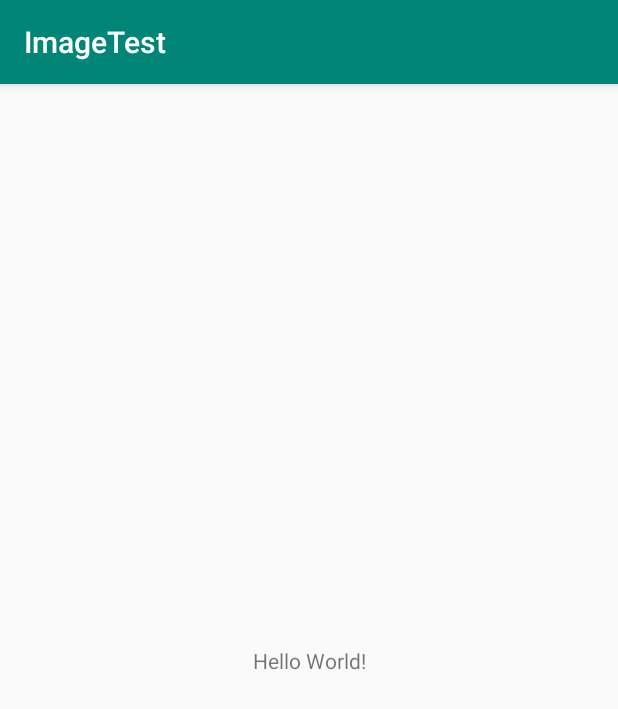
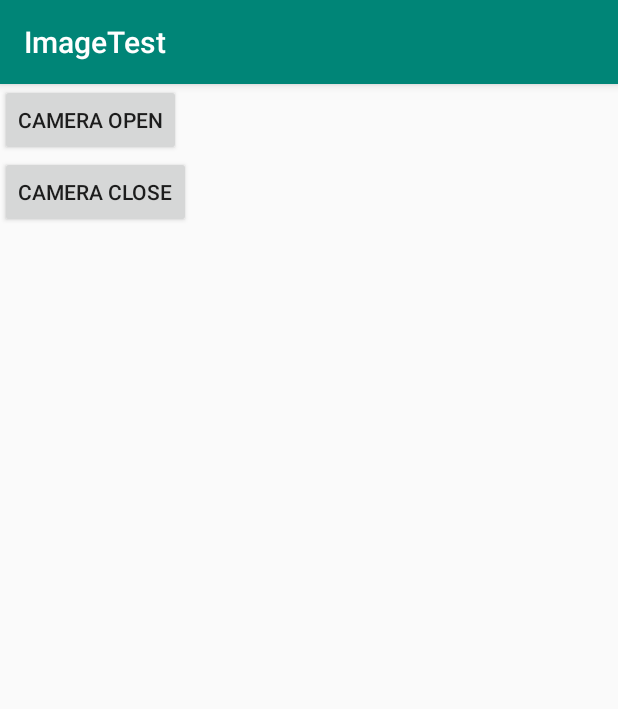
Before and after one commit to soulcure/CameraDemo, an Android app: the screen it shows after launch (MainActivity), on a phone screen of 412 x 824 dp. Shown: the top 709 px of the screen. Run offline under Robolectric (Android 15) with nearby library versions, the phone set to English and light mode, and no system bars.

Commit message:
dev update

```diff
--- a/app/build.gradle
+++ b/app/build.gradle
@@ -3,12 +3,11 @@ apply plugin: 'com.android.application'
 android {
     compileSdkVersion 29
     defaultConfig {
-        applicationId "com.example.image"
+        applicationId "com.example.camera"
         minSdkVersion 19
         targetSdkVersion 29
         versionCode 1
         versionName "1.0"
-        testInstrumentationRunner "androidx.test.runner.AndroidJUnitRunner"
         externalNativeBuild {
             cmake {
                 cppFlags ""
--- a/app/src/main/java/com/example/camera/MainActivity.java
+++ b/app/src/main/java/com/example/camera/MainActivity.java
@@ -3,16 +3,53 @@ package com.example.camera;
 import androidx.appcompat.app.AppCompatActivity;
 
 import android.os.Bundle;
+import android.os.Handler;
+import android.view.View;
 
 import com.example.image.R;
 
-public class MainActivity extends AppCompatActivity {
+public class MainActivity extends AppCompatActivity implements View.OnClickListener {
+
+    CameraExample cameraExample;
 
     @Override
     protected void onCreate(Bundle savedInstanceState) {
         super.onCreate(savedInstanceState);
         setContentView(R.layout.activity_main);
+        init();
+
+        findViewById(R.id.btn_open).setOnClickListener(this);
+        findViewById(R.id.btn_close).setOnClickListener(this);
     }
 
 
+    private void init() {
+        cameraExample = new CameraExample();
+        cameraExample.onCreate(this);
+
+    }
+
+
+    private void open() {
+        cameraExample.openCamera(new Handler());
+    }
+
+
+    private void close() {
+        cameraExample.closeCamera();
+    }
+
+    @Override
+    public void onClick(View view) {
+        int id = view.getId();
+
+        if (id == R.id.btn_open) {
+            open();
+        } else if (id == R.id.btn_close) {
+            close();
+        } else {
+
+        }
+
+    }
 }
--- a/app/src/main/res/layout/activity_main.xml
+++ b/app/src/main/res/layout/activity_main.xml
@@ -1,19 +1,32 @@
 <?xml version="1.0" encoding="utf-8"?>
-<androidx.constraintlayout.widget.ConstraintLayout xmlns:android="http://schemas.android.com/apk/res/android"
+<RelativeLayout xmlns:android="http://schemas.android.com/apk/res/android"
     xmlns:app="http://schemas.android.com/apk/res-auto"
     xmlns:tools="http://schemas.android.com/tools"
     android:layout_width="match_parent"
     android:layout_height="match_parent"
     tools:context="com.example.camera.MainActivity">
 
-    <TextView
-        android:id="@+id/sample_text"
+    <LinearLayout
+        android:orientation="vertical"
         android:layout_width="wrap_content"
-        android:layout_height="wrap_content"
-        android:text="Hello World!"
-        app:layout_constraintBottom_toBottomOf="parent"
-        app:layout_constraintLeft_toLeftOf="parent"
-        app:layout_constraintRight_toRightOf="parent"
-        app:layout_constraintTop_toTopOf="parent" />
+        android:layout_height="wrap_content">
+        <Button
+            android:id="@+id/btn_open"
+            android:layout_width="wrap_content"
+            android:layout_height="wrap_content"
+            android:text="camera open"
+           />
 
-</androidx.constraintlayout.widget.ConstraintLayout>
+
+        <Button
+            android:id="@+id/btn_close"
+            android:layout_width="wrap_content"
+            android:layout_height="wrap_content"
+            android:text="camera close"
+          />
+
+    </LinearLayout>
+
+
+
+</RelativeLayout>
```
